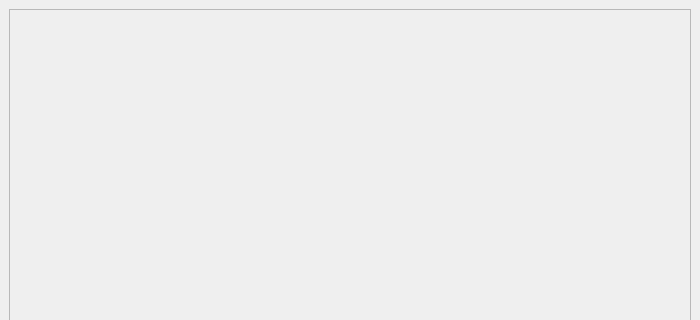
First picture: the form in src/gui/mainwindow.ui, repository leexHN/QT_Map, before the edit; both pictures show x 0 to 700 and y 0 to 320 of the 700 by 700 pixel window.
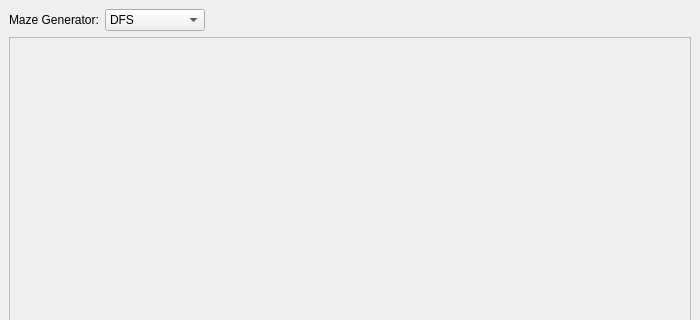
Second picture: the form after the edit.

Commit message: add gui function of new maze gen class; This Version has an bug that stepcount is always 0

```diff
--- a/src/gui/mainwindow.ui
+++ b/src/gui/mainwindow.ui
@@ -39,25 +39,21 @@
     </size>
    </property>
    <layout class="QGridLayout" name="main_gridLayout">
-    <item row="2" column="0">
-     <widget class="QTextBrowser" name="textBrowser">
-      <property name="maximumSize">
-       <size>
-        <width>16777215</width>
-        <height>150</height>
-       </size>
-      </property>
-      <property name="html">
-       <string>&lt;!DOCTYPE HTML PUBLIC &quot;-//W3C//DTD HTML 4.0//EN&quot; &quot;http://www.w3.org/TR/REC-html40/strict.dtd&quot;&gt;
-&lt;html&gt;&lt;head&gt;&lt;meta name=&quot;qrichtext&quot; content=&quot;1&quot; /&gt;&lt;style type=&quot;text/css&quot;&gt;
-p, li { white-space: pre-wrap; }
-&lt;/style&gt;&lt;/head&gt;&lt;body style=&quot; font-family:'Ubuntu'; font-size:11pt; font-weight:400; font-style:normal;&quot;&gt;
-&lt;p style=&quot; margin-top:0px; margin-bottom:0px; margin-left:0px; margin-right:0px; -qt-block-indent:0; text-indent:0px;&quot;&gt;&lt;span style=&quot; font-size:12pt; font-weight:600;&quot;&gt;Runtime Status:&lt;/span&gt;&lt;/p&gt;
-&lt;p style=&quot; margin-top:0px; margin-bottom:0px; margin-left:0px; margin-right:0px; -qt-block-indent:0; text-indent:0px;&quot;&gt;&lt;span style=&quot; font-size:10pt;&quot;&gt;--------------------------&lt;/span&gt;&lt;/p&gt;&lt;/body&gt;&lt;/html&gt;</string>
-      </property>
-     </widget>
-    </item>
     <item row="1" column="0">
+     <layout class="QGridLayout" name="image_layout">
+      <item row="0" column="0">
+       <widget class="QFrame" name="frame">
+        <property name="frameShape">
+         <enum>QFrame::StyledPanel</enum>
+        </property>
+        <property name="frameShadow">
+         <enum>QFrame::Raised</enum>
+        </property>
+       </widget>
+      </item>
+     </layout>
+    </item>
+    <item row="2" column="0">
      <layout class="QGridLayout" name="set_grid_layout">
       <item row="0" column="12">
        <widget class="QCheckBox" name="show_stack_checkBox">
@@ -149,18 +145,66 @@
       </item>
      </layout>
     </item>
+    <item row="3" column="0">
+     <widget class="QTextBrowser" name="textBrowser">
+      <property name="maximumSize">
+       <size>
+        <width>16777215</width>
+        <height>150</height>
+       </size>
+      </property>
+      <property name="html">
+       <string>&lt;!DOCTYPE HTML PUBLIC &quot;-//W3C//DTD HTML 4.0//EN&quot; &quot;http://www.w3.org/TR/REC-html40/strict.dtd&quot;&gt;
+&lt;html&gt;&lt;head&gt;&lt;meta name=&quot;qrichtext&quot; content=&quot;1&quot; /&gt;&lt;style type=&quot;text/css&quot;&gt;
+p, li { white-space: pre-wrap; }
+&lt;/style&gt;&lt;/head&gt;&lt;body style=&quot; font-family:'Ubuntu'; font-size:11pt; font-weight:400; font-style:normal;&quot;&gt;
+&lt;p style=&quot; margin-top:0px; margin-bottom:0px; margin-left:0px; margin-right:0px; -qt-block-indent:0; text-indent:0px;&quot;&gt;&lt;span style=&quot; font-size:12pt; font-weight:600;&quot;&gt;Runtime Status:&lt;/span&gt;&lt;/p&gt;
+&lt;p style=&quot; margin-top:0px; margin-bottom:0px; margin-left:0px; margin-right:0px; -qt-block-indent:0; text-indent:0px;&quot;&gt;&lt;span style=&quot; font-size:10pt;&quot;&gt;--------------------------&lt;/span&gt;&lt;/p&gt;&lt;/body&gt;&lt;/html&gt;</string>
+      </property>
+     </widget>
+    </item>
     <item row="0" column="0">
-     <layout class="QGridLayout" name="image_layout">
-      <item row="0" column="0">
-       <widget class="QFrame" name="frame">
-        <property name="frameShape">
-         <enum>QFrame::StyledPanel</enum>
+     <layout class="QHBoxLayout" name="horizontalLayout">
+      <item>
+       <widget class="QLabel" name="label_4">
+        <property name="text">
+         <string>Maze Generator:</string>
         </property>
-        <property name="frameShadow">
-         <enum>QFrame::Raised</enum>
+       </widget>
+      </item>
+      <item>
+       <widget class="QComboBox" name="maze_gen_comboBox">
+        <property name="minimumSize">
+         <size>
+          <width>100</width>
+          <height>0</height>
+         </size>
         </property>
+        <item>
+         <property name="text">
+          <string>DFS </string>
+         </property>
+        </item>
+        <item>
+         <property name="text">
+          <string>random prim</string>
+         </property>
+        </item>
        </widget>
       </item>
+      <item>
+       <spacer name="horizontalSpacer_2">
+        <property name="orientation">
+         <enum>Qt::Horizontal</enum>
+        </property>
+        <property name="sizeHint" stdset="0">
+         <size>
+          <width>40</width>
+          <height>20</height>
+         </size>
+        </property>
+       </spacer>
+      </item>
      </layout>
     </item>
    </layout>
```
The commit also changes 8 other files.
